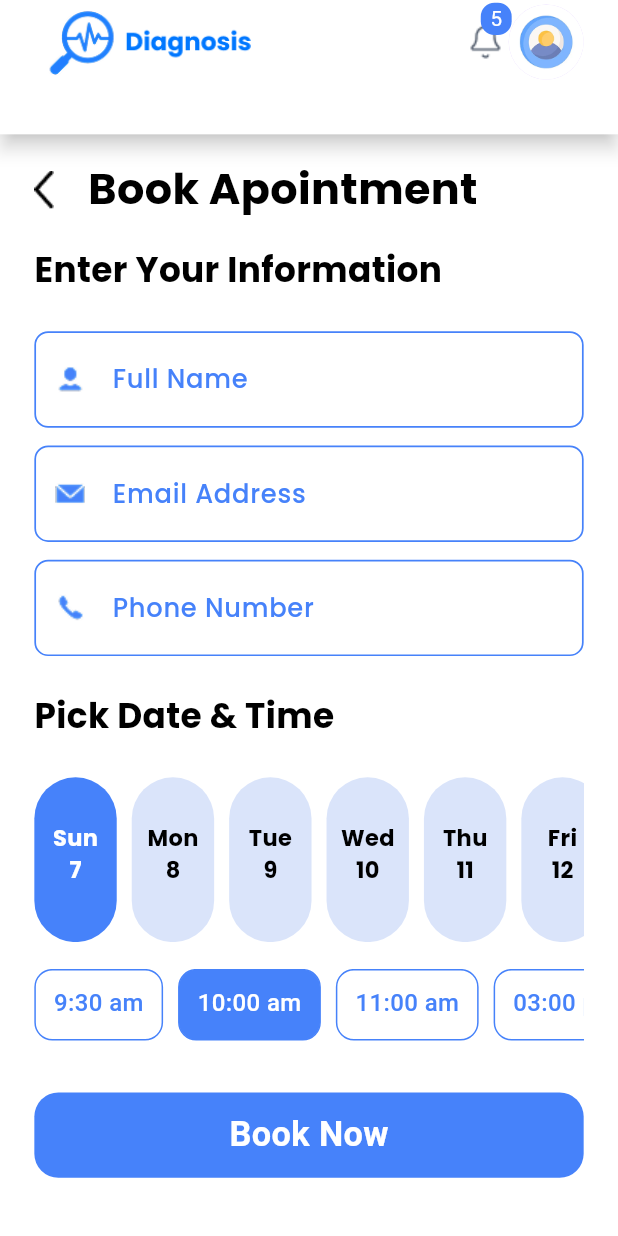
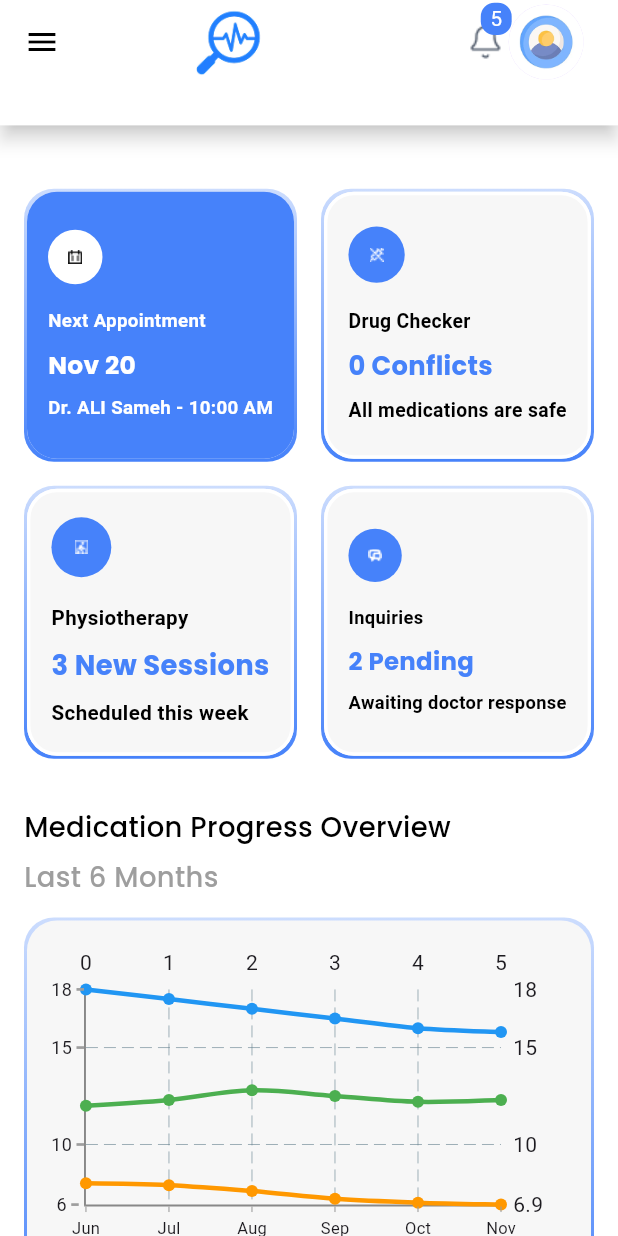
Before and after one commit to ayat-essam/Diagnosis_project, a Flutter app: the screen it shows after launch, on a phone screen of 412 x 824 dp. Run offline on Flutter 3.47's test engine with Material 3 defaults, Android fonts, the phone set to English and light mode, and no system bars; drawn by our look-alikes of fl_chart; our stand-ins replace device_preview, dio, flutter_bloc, flutter_screenutil, flutter_svg, gap and 3 more.

Commit message:
-add patient dashboard ui

```diff
--- a/lib/Core/Theme App/colors.dart
+++ b/lib/Core/Theme App/colors.dart
@@ -15,4 +15,5 @@ class AppColors {
   static const Color grayF2 = Color(0xffF2F2F2);
   static const Color grayE2 = Color(0xffE2E2E2);
   static const Color dateSloteColor = Color(0xffdae4fa);
+  static const Color greyLight = Color(0xfff7f7f7);
 }
--- a/lib/Core/Theme App/styleApp.dart
+++ b/lib/Core/Theme App/styleApp.dart
@@ -31,7 +31,14 @@ class StyleApp {
   static TextStyle font16WhiteSemiBold = TextStyle(
     fontSize: 16.sp,
     fontWeight: Fonts.semiBold,
+    fontFamily: 'Poppins',
     color: AppColors.whiteBackground,
+  );
+  static TextStyle font16BlueSemiBold = TextStyle(
+    fontSize: 16.sp,
+    fontWeight: Fonts.semiBold,
+    fontFamily: 'Poppins',
+    color: AppColors.BluePrimary,
   );
   static TextStyle font12WhiteSemiBold = TextStyle(
     fontSize: 12.sp,
@@ -87,7 +94,8 @@ class StyleApp {
   static TextStyle font16BlackRegular = TextStyle(
     fontSize: 16.sp,
     fontWeight: FontWeight.w400,
-    color: AppColors.BluePrimary,
+    fontFamily: 'Poppins',
+    color: AppColors.black,
   );
   static TextStyle font16graySecondaryRegular = TextStyle(
     fontSize: 16.sp,
@@ -158,4 +166,11 @@ class StyleApp {
     fontWeight: Fonts.semiBold,
     color: AppColors.whiteBackground,
   );
+
+  static TextStyle font12WhiteMedium = TextStyle(
+    fontSize: 12.sp,
+    fontWeight: Fonts.medium,
+    fontFamily: 'Poppins',
+    color: AppColors.whiteBackground,
+  );
 }
--- /dev/null
+++ b/lib/Feature/DashBoard/data/models/info_container_model.dart
@@ -0,0 +1,11 @@
+import 'package:flutter/material.dart';
+
+class InfoContainerModel {
+  final String title;
+  final String subtitle;
+  final String description;
+  final String imgPath;
+  final bool isSelected;
+
+  InfoContainerModel({required this.title, required this.subtitle,required this.description, required this.imgPath, required this.isSelected});
+}
--- /dev/null
+++ b/lib/Feature/DashBoard/presention/Widgets/custom_linear_gradiant_container.dart
@@ -0,0 +1,35 @@
+import 'package:diagnosis_project/Core/Theme%20App/colors.dart';
+import 'package:flutter/cupertino.dart';
+
+class CustomLinearGradiantContainer extends StatelessWidget {
+  const CustomLinearGradiantContainer({super.key, required this.child});
+  final Widget child;
+  @override
+  Widget build(BuildContext context) {
+    return Container(
+        padding: const EdgeInsets.all(2),
+        decoration: BoxDecoration(
+            borderRadius: BorderRadius.circular(20),
+            gradient: LinearGradient(
+              colors: [
+                AppColors.BluePrimary,
+                AppColors.BluePrimary.withAlpha(70)
+              ],
+              begin: Alignment.bottomCenter,
+              end: Alignment.topCenter,
+            )),
+        child: Container(
+          decoration: BoxDecoration(
+              borderRadius: BorderRadius.circular(20),
+              gradient: const LinearGradient(
+                colors: [
+                  AppColors.greyLight,
+                  AppColors.greyLight,
+                ],
+                begin: Alignment.bottomCenter,
+                end: Alignment.topCenter,
+              )),
+          child: child,
+        ));
+  }
+}
--- /dev/null
+++ b/lib/Feature/DashBoard/presention/Widgets/grid_view_dashboard_container.dart
@@ -0,0 +1,77 @@
+import 'package:diagnosis_project/Feature/DashBoard/data/models/info_container_model.dart';
+import 'package:diagnosis_project/Feature/DashBoard/presention/Widgets/info_container.dart';
+import 'package:flutter/material.dart';
+
+class GridViewDashboardContainer extends StatefulWidget {
+  const GridViewDashboardContainer({super.key});
+
+  @override
+  State<GridViewDashboardContainer> createState() =>
+      _GridViewDashboardContainerState();
+}
+
+class _GridViewDashboardContainerState
+    extends State<GridViewDashboardContainer> {
+  int selectedIndex = 0;
+  @override
+  Widget build(BuildContext context) {
+    List<InfoContainerModel> infoCards = [
+      InfoContainerModel(
+        title: 'Next Appointment',
+        subtitle: 'Nov 20',
+        description: 'Dr. ALI Sameh - 10:00 AM',
+        imgPath: 'assets/image/apoinments.png',
+        isSelected: false,
+      ),
+      InfoContainerModel(
+          title: 'Drug Checker',
+          subtitle: '0 Conflicts',
+          description: 'All medications are safe',
+          imgPath: 'assets/image/drag_checker.png',
+          isSelected: false),
+      InfoContainerModel(
+          title: 'Physiotherapy',
+          subtitle: '3 New Sessions',
+          description: 'Scheduled this week',
+          imgPath: 'assets/image/Physiotherapy.png',
+          isSelected: true),
+      InfoContainerModel(
+          title: 'Inquiries',
+          subtitle: '2 Pending',
+          description: 'Awaiting doctor response',
+          imgPath: 'assets/image/inquiries.png',
+          isSelected: false),
+    ];
+
+    return GridView.builder(
+      padding: EdgeInsets.zero,
+      physics: const NeverScrollableScrollPhysics(),
+      shrinkWrap: true,
+      itemCount: infoCards.length,
+      gridDelegate: const SliverGridDelegateWithFixedCrossAxisCount(
+        crossAxisCount: 2,
+        crossAxisSpacing: 16,
+        mainAxisSpacing: 16,
+        childAspectRatio: 1,
+      ),
+      itemBuilder: (context, index) {
+        final card = infoCards[index];
+
+        return GestureDetector(
+          onTap: () {
+            setState(() {
+              selectedIndex = index;
+            });
+          },
+          child: InfoContainer(
+            title: card.title,
+            subtitle: card.subtitle,
+            description: card.description,
+            imgPath: card.imgPath,
+            isSelected: selectedIndex == index,
+          ),
+        );
+      },
+    );
+  }
+}
--- /dev/null
+++ b/lib/Feature/DashBoard/presention/Widgets/info_container.dart
@@ -0,0 +1,74 @@
+import 'package:diagnosis_project/Core/Theme%20App/colors.dart';
+import 'package:diagnosis_project/Core/Theme%20App/styleApp.dart';
+import 'package:diagnosis_project/Feature/DashBoard/presention/Widgets/custom_linear_gradiant_container.dart';
+import 'package:flutter/material.dart';
+import 'package:flutter_screenutil/flutter_screenutil.dart';
+
+class InfoContainer extends StatelessWidget {
+  const InfoContainer({
+    super.key,
+    required this.title,
+    required this.subtitle,
+    required this.description,
+    required this.imgPath,
+    required this.isSelected,
+  });
+
+  final String title;
+  final String subtitle;
+  final String description;
+  final String imgPath;
+  final bool isSelected;
+
+  @override
+  Widget build(BuildContext context) {
+    return CustomLinearGradiantContainer(
+      child: Container(
+        padding: const EdgeInsets.all(14),
+        decoration: BoxDecoration(
+            color: isSelected == true
+                ? AppColors.BluePrimary
+                : AppColors.greyLight,
+            borderRadius: BorderRadius.circular(20),
+            border: isSelected == true
+                ? null
+                : Border.all(color: AppColors.whiteBackground, width: 2.w)),
+        child: FittedBox(
+          fit: BoxFit.scaleDown,
+          child: Column(
+            crossAxisAlignment: CrossAxisAlignment.start,
+            spacing: 2.h,
+            children: [
+              CircleAvatar(
+                backgroundColor: isSelected == true
+                    ? AppColors.whiteBackground
+                    : AppColors.BluePrimary,
+                child: Image.asset(imgPath,
+                    width: 40.w,
+                    height: 40.h,
+                    color: isSelected == true
+                        ? AppColors.black
+                        : AppColors.whiteBackground),
+              ),
+              const SizedBox(height: 12),
+              Text(title,
+                  style: isSelected == true
+                      ? StyleApp.font12WhiteSemiBold
+                      : StyleApp.font12BlackSemiBold),
+              const SizedBox(height: 4),
+              Text(subtitle,
+                  style: isSelected == true
+                      ? StyleApp.font16WhiteSemiBold
+                      : StyleApp.font16BlueSemiBold),
+              const SizedBox(height: 4),
+              Text(description,
+                  style: isSelected == true
+                      ? StyleApp.font12WhiteSemiBold
+                      : StyleApp.font12BlackSemiBold),
+            ],
+          ),
+        ),
+      ),
+    );
+  }
+}
--- /dev/null
+++ b/lib/Feature/DashBoard/presention/Widgets/line_chart_widget.dart
@@ -0,0 +1,152 @@
+import 'package:diagnosis_project/Core/Theme%20App/colors.dart';
+import 'package:diagnosis_project/Feature/DashBoard/presention/Widgets/custom_linear_gradiant_container.dart';
+import 'package:diagnosis_project/Feature/DashBoard/presention/Widgets/line_chart_legand.dart';
+import 'package:fl_chart/fl_chart.dart';
+import 'package:flutter/material.dart';
+import 'package:flutter_screenutil/flutter_screenutil.dart';
+
+class LineChartWidget extends StatelessWidget {
+  const LineChartWidget({super.key});
+
+  @override
+  Widget build(BuildContext context) {
+    return CustomLinearGradiantContainer(
+      child: SizedBox(
+          height: 220.h,
+          child: Padding(
+            padding: const EdgeInsets.all(16.0),
+            child: Column(
+              children: [
+                Expanded(
+                  child: LineChart(
+                    LineChartData(
+                      gridData: const FlGridData(
+                        show: true,
+                      ),
+                      titlesData: FlTitlesData(
+                        leftTitles: AxisTitles(
+                          sideTitles: SideTitles(
+                            showTitles: true,
+                            getTitlesWidget: (value, meta) {
+                              return FittedBox(
+                                fit: BoxFit.scaleDown,
+                                child: Row(
+                                  spacing: 3,
+                                  children: [
+                                    // الرقم نفسه
+                                    Text(
+                                      value.toInt().toString(),
+                                      style: const TextStyle(fontSize: 12),
+                                    ),
+                                    // الخط الصغير قبل الرقم
+                                    Container(
+                                      width: 5,
+                                      height: 1.8,
+                                      color: Colors.grey,
+                                    ),
+                                  ],
+                                ),
+                              );
+                            },
+                          ),
+                        ),
+                        bottomTitles: AxisTitles(
+                          sideTitles: SideTitles(
+                            showTitles: true,
+                            getTitlesWidget: (value, meta) {
+                              const months = [
+                                'Jun',
+                                'Jul',
+                                'Aug',
+                                'Sep',
+                                'Oct',
+                                'Nov'
+                              ];
+                              return FittedBox(
+                                fit: BoxFit.scaleDown,
+                                child: Column(
+                                  children: [
+                                    // الخط الصغير قبل الرقم
+                                    Container(
+                                      width: 1,
+                                      height: 5,
+                                      margin: const EdgeInsets.only(bottom: 4),
+                                      color: Colors.grey,
+                                    ),
+                                    // الرقم نفسه
+                                    Text(
+                                      months[value.toInt()],
+                                      style: const TextStyle(fontSize: 15),
+                                    ),
+                                  ],
+                                ),
+                              );
+                            },
+                          ),
+                        ),
+                      ),
+                      borderData: FlBorderData(
+                          show: true,
+                          border: const Border(
+                            bottom: BorderSide(
+                                color: AppColors.graySecondary, width: 1.3),
+                            left: BorderSide(
+                                color: AppColors.graySecondary, width: 1.3),
+                          )),
+                      lineBarsData: [
+                        /// الخط الأزرق (Symptom Severity)
+                        LineChartBarData(
+                            spots: const [
+                              FlSpot(0, 18),
+                              FlSpot(1, 17.5),
+                              FlSpot(2, 17),
+                              FlSpot(3, 16.5),
+                              FlSpot(4, 16),
+                              FlSpot(5, 15.8),
+                            ],
+                            isCurved: true,
+                            color: Colors.blue,
+                            barWidth: 3,
+                            isStrokeCapRound: true),
+
+                        /// الأخضر (Dosage Consistency)
+                        LineChartBarData(
+                          spots: const [
+                            FlSpot(0, 12),
+                            FlSpot(1, 12.3),
+                            FlSpot(2, 12.8),
+                            FlSpot(3, 12.5),
+                            FlSpot(4, 12.2),
+                            FlSpot(5, 12.3),
+                          ],
+                          isCurved: true,
+                          color: Colors.green,
+                          barWidth: 3,
+                        ),
+
+                        /// الأصفر (Routine Completion)
+                        LineChartBarData(
+                          spots: const [
+                            FlSpot(0, 8),
+                            FlSpot(1, 7.9),
+                            FlSpot(2, 7.6),
+                            FlSpot(3, 7.2),
+                            FlSpot(4, 7),
+                            FlSpot(5, 6.9),
+                          ],
+                          isCurved: true,
+                          color: Colors.orange,
+                          barWidth: 3,
+                        ),
+                      ],
+                    ),
+                  ),
+                ),
+                SizedBox(height: 5.h),
+                const LineChartLegend()
+              ],
+            ),
+          )),
+    );
+  }
+}
--- /dev/null
+++ b/lib/Feature/DashBoard/presention/Widgets/patient_dash_board_appbar.dart
@@ -0,0 +1,35 @@
+import 'package:diagnosis_project/Core/Theme%20App/colors.dart';
+import 'package:diagnosis_project/Feature/Guest%20Book%20Apoinment/Presention/screens/widgets/notification_appbar_widget.dart';
+import 'package:flutter/material.dart';
+import 'package:flutter_screenutil/flutter_screenutil.dart';
+
+class PationDashBoardAppbar extends StatelessWidget {
+  const PationDashBoardAppbar({
+    super.key,
+  });
+
+  @override
+  Widget build(BuildContext context) {
+    return AppBar(
+      scrolledUnderElevation: 0,
+      backgroundColor: AppColors.whiteBackground,
+      surfaceTintColor: AppColors.whiteBackground,
+      elevation: 5,
+      shadowColor: AppColors.black.withOpacity(.8),
+      leading: const Icon(Icons.menu, color: AppColors.black),
+      title: Image.asset(
+        "assets/image/logo2.png",
+        height: 38.h,
+        width: 138.w,
+      ),
+      actionsPadding: EdgeInsets.only(right: 20.w),
+      actions: const [
+        NotificationAppBarWdget(),
+        CircleAvatar(
+          radius: 25,
+          backgroundImage: AssetImage("assets/image/person.png"),
+        )
+      ],
+    );
+  }
+}
--- /dev/null
+++ b/lib/Feature/DashBoard/presention/patient_dashboard.dart
@@ -0,0 +1,49 @@
+import 'package:diagnosis_project/Core/Theme%20App/styleApp.dart';
+import 'package:diagnosis_project/Feature/DashBoard/presention/Widgets/bar_chart_widget.dart';
+import 'package:diagnosis_project/Feature/DashBoard/presention/Widgets/grid_view_dashboard_container.dart';
+import 'package:diagnosis_project/Feature/DashBoard/presention/Widgets/line_chart_widget.dart';
+import 'package:diagnosis_project/Feature/DashBoard/presention/Widgets/patient_dash_board_appbar.dart';
+import 'package:flutter/material.dart';
+import 'package:flutter_screenutil/flutter_screenutil.dart';
+
+class PatientDashboard extends StatelessWidget {
+  const PatientDashboard({super.key});
+
+  @override
+  Widget build(BuildContext context) {
+    return Scaffold(
+      backgroundColor: Colors.white,
+      appBar: PreferredSize(
+          preferredSize: Size.fromHeight(70.h),
+          child: const PationDashBoardAppbar()),
+      body: SingleChildScrollView(
+        padding: const EdgeInsets.all(16),
+        child: Column(
+          crossAxisAlignment: CrossAxisAlignment.start,
+          children: [
+            SizedBox(height: 22.h),
+            const GridViewDashboardContainer(),
+            SizedBox(height: 27.h),
+            Text('Medication Progress Overview',
+                style: StyleApp.font16BlackRegular),
+            SizedBox(height: 6.h),
+            Text('Last 6 Months',
+                style:
+                    StyleApp.font16BlackRegular.copyWith(color: Colors.grey)),
+            SizedBox(height: 12.h),
+            const LineChartWidget(),
+            SizedBox(height: 24.h),
+            Text('Symptom & Condition Patterns',
+                style: StyleApp.font16BlackRegular),
+            SizedBox(height: 6.h),
+            Text('Current Week',
+                style:
+                    StyleApp.font16BlackRegular.copyWith(color: Colors.grey)),
+            const SizedBox(height: 12),
+            const BarChartWidget(),
+          ],
+        ),
+      ),
+    );
+  }
+}
--- a/lib/main.dart
+++ b/lib/main.dart
@@ -2,6 +2,7 @@ import 'package:device_preview/device_preview.dart';
 import 'package:diagnosis_project/Feature/Auth/Presention/Login%20Screen/login_screen.dart';
 import 'package:diagnosis_project/Feature/Auth/Presention/Reset%20Password/cheack_password.dart';
 import 'package:diagnosis_project/Feature/DashBoard/presention/Widgets/slider_bar.dart';
+import 'package:diagnosis_project/Feature/DashBoard/presention/patient_dashboard.dart';
 import 'package:diagnosis_project/Feature/Doctor/Doctors/doctors_screen.dart';
 import 'package:diagnosis_project/Feature/Guest%20Book%20Apoinment/Presention/screens/guest_book_apointment_screen.dart';
 import 'package:flutter/material.dart';
@@ -30,7 +31,7 @@ class MyApp extends StatelessWidget {
       builder: (context, child) {
         return MaterialApp(
           debugShowCheckedModeBanner: false,
-          home: GuestBookApointmentScreen()//DoctorsScreen(),
+          home: PatientDashboard()//DoctorsScreen(),
         );
       },
       child: SliderBar(),
--- a/pubspec.yaml
+++ b/pubspec.yaml
@@ -49,6 +49,7 @@ dependencies:
   injectable: ^2.4.4
   shared_preferences: ^2.3.2
   smooth_page_indicator: ^1.2.0+3
+  fl_chart: ^1.1.1
 
 dev_dependencies:
   build_runner: ^2.4.11
```
Also changed, not shown: lib/Feature/DashBoard/presention/Widgets/bar_chart_legand.dart (added, +47 -0 lines), lib/Feature/DashBoard/presention/Widgets/bar_chart_widget.dart (added, +160 -0 lines), lib/Feature/DashBoard/presention/Widgets/line_chart_legand.dart (added, +57 -0 lines), assets/image/Physiotherapy.png (added), assets/image/apoinments.png (added), assets/image/drag_checker.png (added), assets/image/inquiries.png (added), assets/image/logo2.png (added), pubspec.lock.
